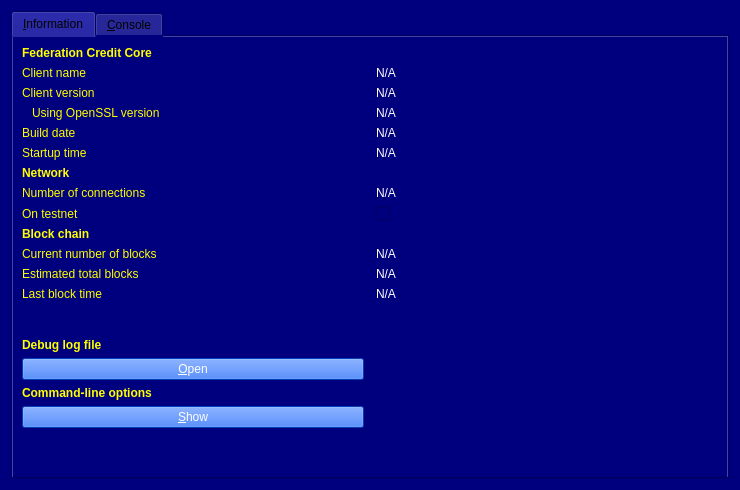
First picture: the form in src/qt/forms/rpcconsole.ui, repository scificryptocoin/Federation-Credits, before the edit.
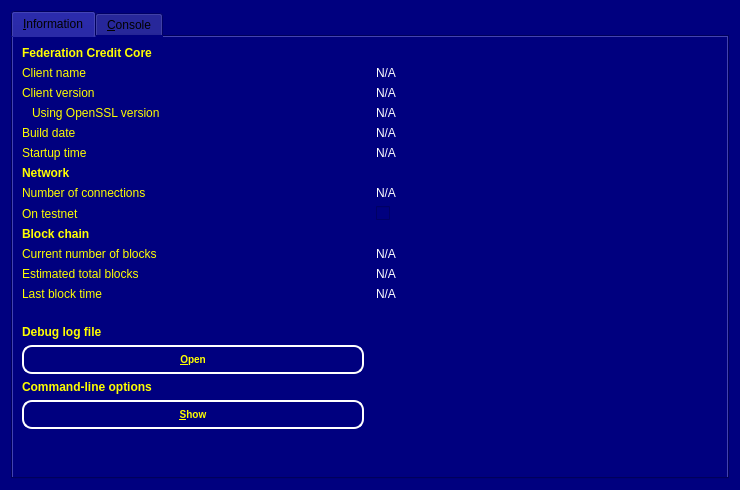
Second picture: the form after the edit. The open tabs and pages were chosen to show the change. Icons and pictures are not drawn.

```diff
--- a/src/qt/forms/rpcconsole.ui
+++ b/src/qt/forms/rpcconsole.ui
@@ -108,8 +108,7 @@
           <string>Show the Blakecoin-Qt help message to get a list with possible Bitcoin command-line options.</string>
          </property>
          <property name="styleSheet">
-          <string notr="true">background-color: rgb(0, 85, 255);
-color: rgb(255, 255, 255);</string>
+          <string notr="true">QPushButton { background : #00007F ;border-radius:10px; border-color: white; color: yellow;  border-style: solid; border-width: 2px;font: bold 10px;min-width: 5em; padding: 6px;}</string>
          </property>
          <property name="text">
           <string>&amp;Show</string>
@@ -434,8 +433,7 @@
           <string>Open the Blakecoin debug log file from the current data directory. This can take a few seconds for large log files.</string>
          </property>
          <property name="styleSheet">
-          <string notr="true">background-color: rgb(0, 85, 255);
-color: rgb(255, 255, 255);</string>
+          <string notr="true">QPushButton { background : #00007F ;border-radius:10px; border-color: white; color: yellow;  border-style: solid; border-width: 2px;font: bold 10px;min-width: 5em; padding: 6px;}</string>
          </property>
          <property name="text">
           <string>&amp;Open</string>
```
Left out of the diff: 2 changed lines with no effect on the pictures.
